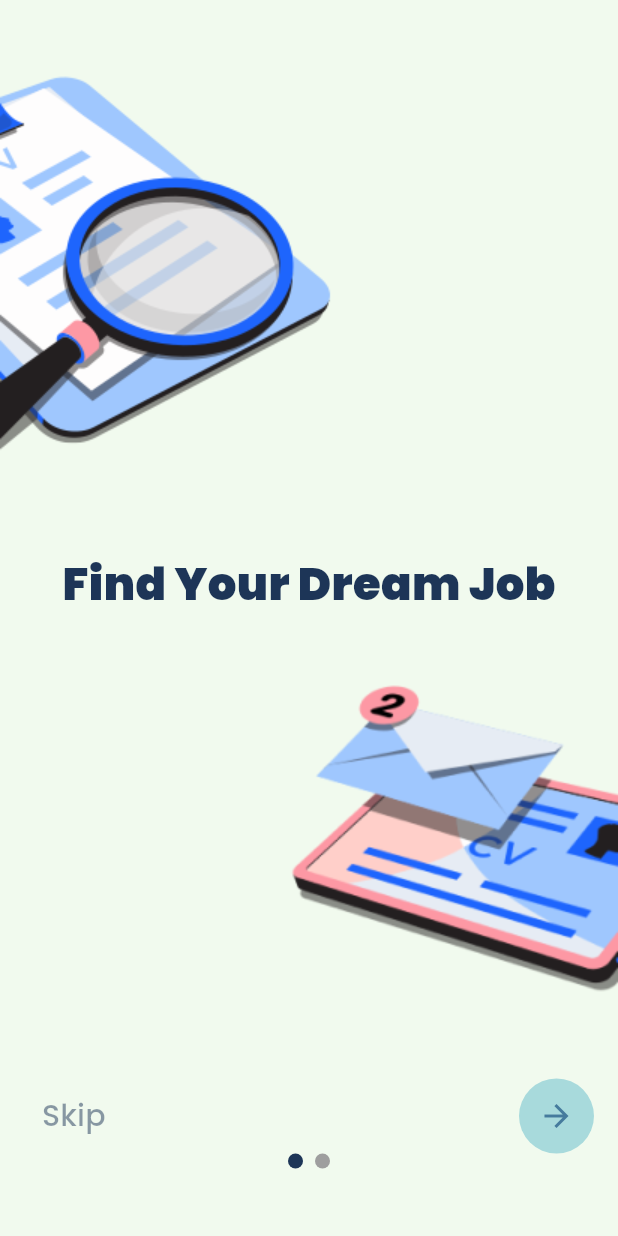
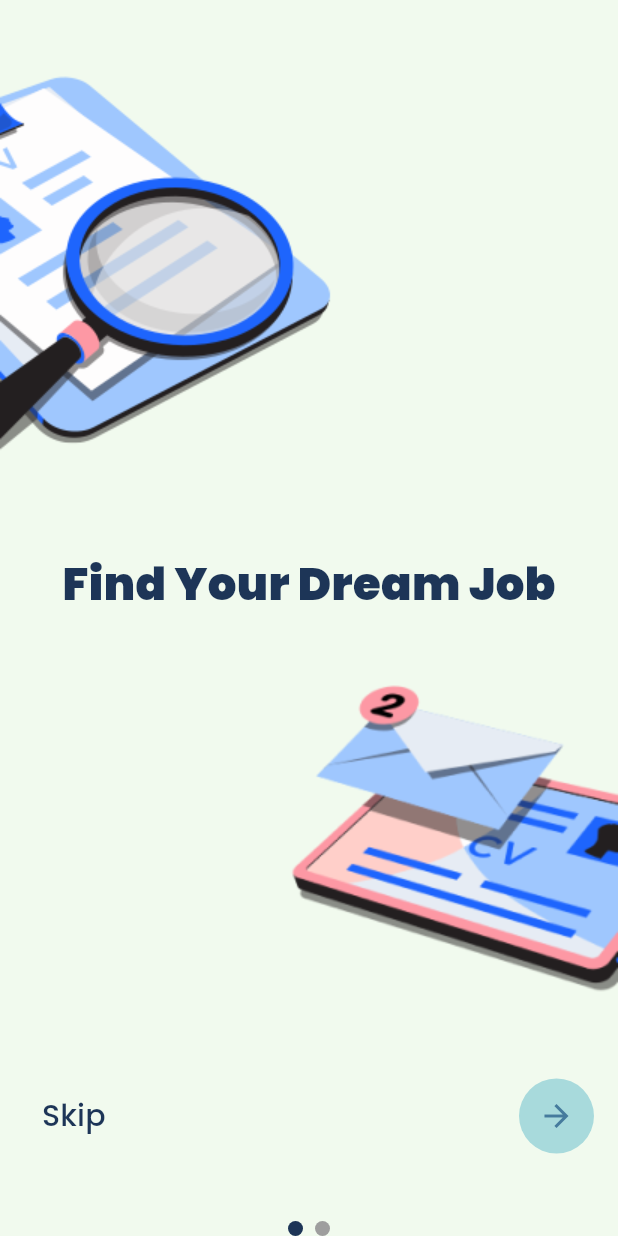
Before and after one commit to AbdelrhmanNashaat/TalentHub, a Flutter app: the screen it shows after launch, on a phone screen of 412 x 824 dp. Run offline on Flutter 3.47's test engine with Material 3 defaults, Android fonts, the phone set to English and light mode, and no system bars; drawn by our look-alikes of flutter_animate, smooth_page_indicator; our stand-ins replace dio, firebase_auth, firebase_core, flutter_bloc, fluttertoast, get_it and 4 more; missing offline and left inert: flutter_facebook_auth; accounts and stored records are empty.

Commit message:
Refactor sign-in view UI to improve readability and consistency

```diff
--- a/lib/core/services/fire_base_services.dart
+++ b/lib/core/services/fire_base_services.dart
@@ -8,6 +8,7 @@ class FireBaseServices {
   Future<UserCredential?> loginWithGoogle() async {
     try {
       final googleUser = await GoogleSignIn().signIn();
+      log('google sign in: ${googleUser?.id}');
       final googleAuth = await googleUser?.authentication;
       final cred = GoogleAuthProvider.credential(
         idToken: googleAuth?.idToken,
--- a/lib/features/intro/presentation/views/widgets/on_boarding_bottom_section.dart
+++ b/lib/features/intro/presentation/views/widgets/on_boarding_bottom_section.dart
@@ -2,48 +2,17 @@ import 'package:flutter/material.dart';
 import 'on_boarding_skip_button.dart';
 import 'on_boarding_text_button.dart';
 
-class OnBoardingBottomSection extends StatefulWidget {
+class OnBoardingBottomSection extends StatelessWidget {
   final PageController controller;
-  const OnBoardingBottomSection({
-    super.key,
-    required this.controller,
-  });
-
-  @override
-  OnBoardingBottomSectionState createState() => OnBoardingBottomSectionState();
-}
-
-class OnBoardingBottomSectionState extends State<OnBoardingBottomSection> {
-  bool isLastPage = false;
-
-  @override
-  void initState() {
-    super.initState();
-    widget.controller.addListener(_updatePage);
-  }
-
-  @override
-  void dispose() {
-    widget.controller.removeListener(_updatePage);
-    super.dispose();
-  }
-
-  void _updatePage() {
-    if (mounted) {
-      setState(() {
-        isLastPage = widget.controller.page?.toInt() == 1;
-      });
-    }
-  }
+  const OnBoardingBottomSection({super.key, required this.controller});
 
   @override
   Widget build(BuildContext context) {
     return Row(
-      mainAxisAlignment:
-          !isLastPage ? MainAxisAlignment.spaceBetween : MainAxisAlignment.end,
+      mainAxisAlignment: MainAxisAlignment.spaceBetween,
       children: [
-        if (!isLastPage) const OnBoardingTextButton(),
-        OnBoardingNextButtonButton(controller: widget.controller),
+        const OnBoardingTextButton(),
+        OnBoardingNextButtonButton(controller: controller),
       ],
     );
   }
--- a/lib/features/intro/presentation/views/widgets/on_boarding_page1.dart
+++ b/lib/features/intro/presentation/views/widgets/on_boarding_page1.dart
@@ -27,6 +27,7 @@ class OnBoardingPage1 extends StatelessWidget {
             padding: const EdgeInsets.symmetric(horizontal: 16.0),
             child: OnBoardingBottomSection(controller: controller),
           ),
+          const SizedBox(height: 45),
           DotsIndicatorWidget(controller: controller),
           const Spacer(),
         ],
--- a/lib/features/intro/presentation/views/widgets/on_boarding_text_button.dart
+++ b/lib/features/intro/presentation/views/widgets/on_boarding_text_button.dart
@@ -1,4 +1,5 @@
 import 'package:flutter/material.dart';
+import 'package:hire_me/constant.dart';
 import 'package:hire_me/core/common/functions.dart';
 
 import '../../../../../core/utils/text_styles.dart';
@@ -14,7 +15,10 @@ class OnBoardingTextButton extends StatelessWidget {
     return TextButton(
       onPressed: () => CommonFunctions()
           .navWithReplacement(context: context, pageName: const SignInView()),
-      child: Text('Skip', style: CustomTextStyles.style20Medium),
+      child: Text('Skip',
+          style: CustomTextStyles.style20Medium.copyWith(
+            color: Constant.primaryColor,
+          )),
     );
   }
 }
```
